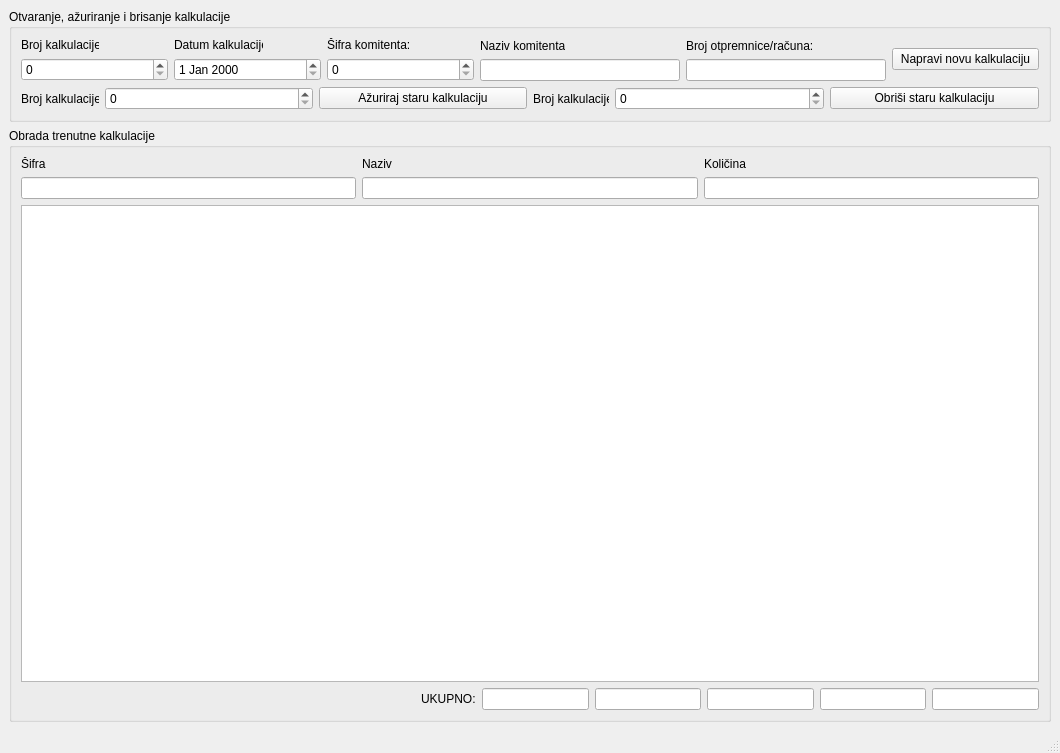
This is formakalkulacije.ui in s-pab/Commercium as Qt 5 draws it before an edit. The edited form follows.
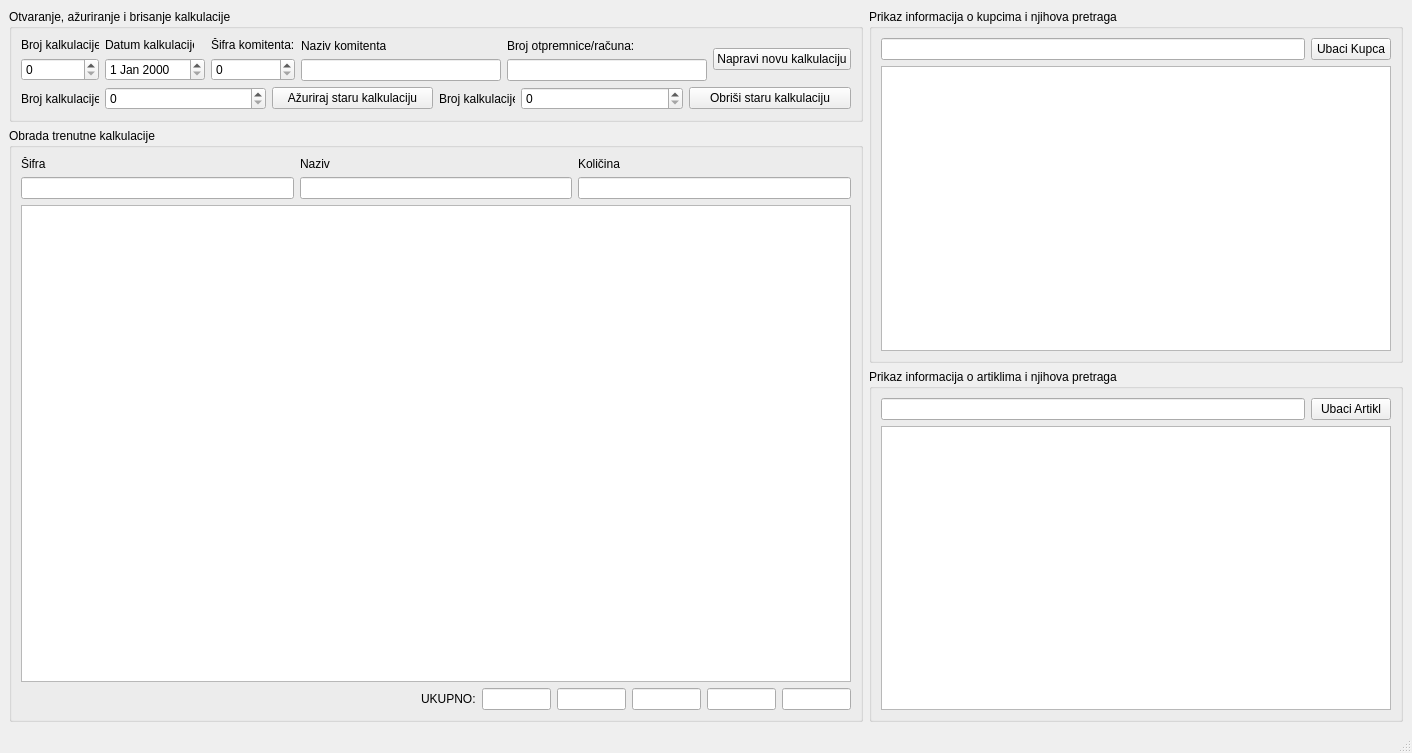
This is the edited form.

Commit message: rad na kalkulacije

Diff of the .ui file:
```diff
--- a/formakalkulacije.ui
+++ b/formakalkulacije.ui
@@ -6,7 +6,7 @@
    <rect>
     <x>0</x>
     <y>0</y>
-    <width>1060</width>
+    <width>1412</width>
     <height>753</height>
    </rect>
   </property>
@@ -21,7 +21,9 @@
   </property>
   <widget class="QWidget" name="centralwidget">
    <layout class="QGridLayout" name="gridLayout">
-    <item row="0" column="0">
+    <item row="0" column="1">
+     <layout class="QHBoxLayout" name="horizontalLayout" stretch="1,1">
+      <item>
      <layout class="QVBoxLayout" name="verticalLayout_8">
       <item>
        <widget class="QGroupBox" name="groupBox">
@@ -368,6 +370,70 @@
       </item>
      </layout>
     </item>
+      <item>
+       <layout class="QVBoxLayout" name="verticalLayout_13" stretch="1,1">
+        <item>
+         <widget class="QGroupBox" name="groupBox_4">
+          <property name="title">
+           <string>Prikaz informacija o kupcima i njihova pretraga</string>
+          </property>
+          <layout class="QGridLayout" name="gridLayout_3">
+           <item row="0" column="0">
+            <layout class="QHBoxLayout" name="horizontalLayout_4">
+             <item>
+              <widget class="QLineEdit" name="pretragaKupaca"/>
+             </item>
+             <item>
+              <widget class="QPushButton" name="ubaciKupca">
+               <property name="text">
+                <string>Ubaci Kupca</string>
+               </property>
+              </widget>
+             </item>
+            </layout>
+           </item>
+           <item row="1" column="0">
+            <widget class="QTableView" name="twKupac"/>
+           </item>
+          </layout>
+         </widget>
+        </item>
+        <item>
+         <widget class="QGroupBox" name="groupBox_3">
+          <property name="title">
+           <string>Prikaz informacija o artiklima i njihova pretraga</string>
+          </property>
+          <layout class="QGridLayout" name="gridLayout_4">
+           <item row="0" column="0">
+            <layout class="QHBoxLayout" name="horizontalLayout_5">
+             <item>
+              <widget class="QLineEdit" name="pretragaArtikl"/>
+             </item>
+             <item>
+              <widget class="QPushButton" name="ubaciArtikl">
+               <property name="sizePolicy">
+                <sizepolicy hsizetype="Fixed" vsizetype="Fixed">
+                 <horstretch>0</horstretch>
+                 <verstretch>0</verstretch>
+                </sizepolicy>
+               </property>
+               <property name="text">
+                <string>Ubaci Artikl</string>
+               </property>
+              </widget>
+             </item>
+            </layout>
+           </item>
+           <item row="1" column="0">
+            <widget class="QTableView" name="twArtikli"/>
+           </item>
+          </layout>
+         </widget>
+        </item>
+       </layout>
+      </item>
+     </layout>
+    </item>
    </layout>
   </widget>
   <widget class="QMenuBar" name="menubar">
```
Left out of the diff: 2 changed lines with no effect on the pictures. Lines whose indentation alone changed are shown as unchanged. The commit also changes 2 other files.
